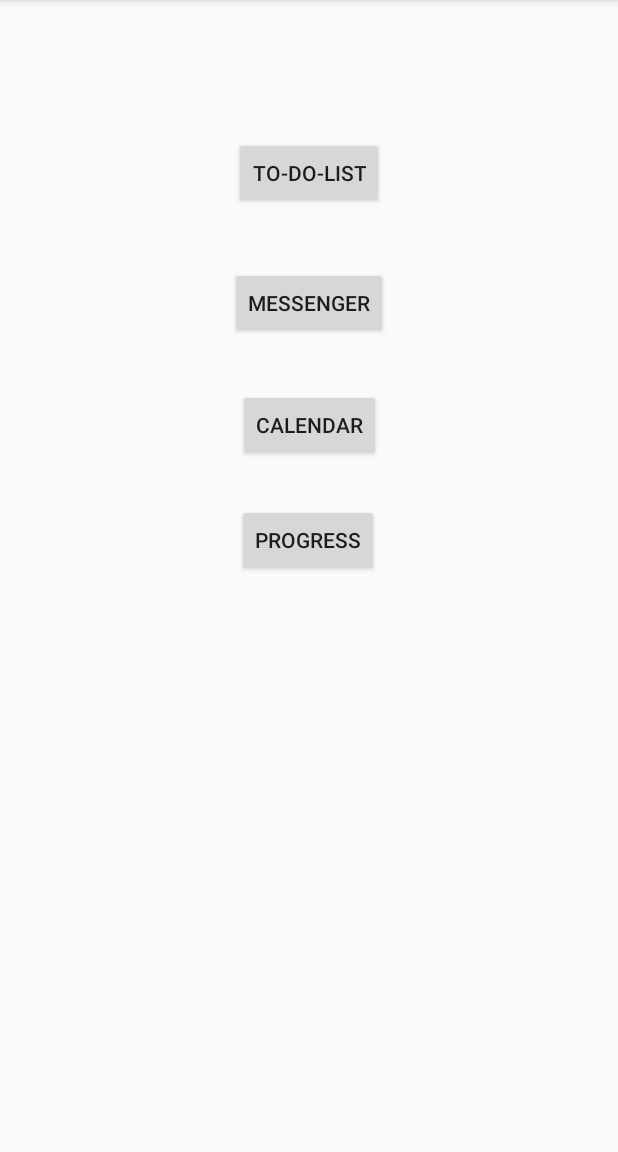
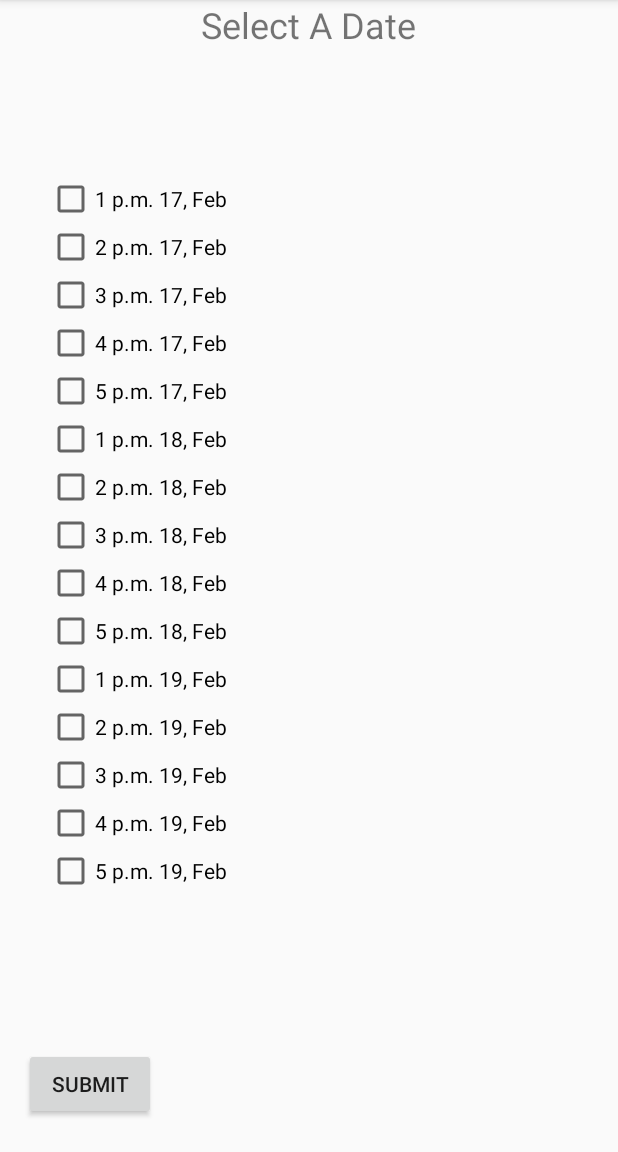
Before and after one commit to daltHub/Team_14_App_Project, an Android app: the screen it shows after launch (Homescreen before the commit, Voting after it), after a tap on "PROGRESS", on a phone screen of 412 x 824 dp, the part 84-1236 px from its top. Run offline under Robolectric (Android 15) with nearby library versions, the phone set to English and light mode, and no system bars.

Commit message:
Current version

```diff
--- a/ProjectManager/app/src/main/AndroidManifest.xml
+++ b/ProjectManager/app/src/main/AndroidManifest.xml
@@ -18,6 +18,7 @@
         </activity>
         <activity android:name=".ToDoList"></activity>
         <activity android:name=".Messenger"></activity>
+        <activity android:name=".Voting"></activity>
     </application>
 
 </manifest>
--- a/ProjectManager/app/src/main/java/com/example/projectmanager/Homescreen.java
+++ b/ProjectManager/app/src/main/java/com/example/projectmanager/Homescreen.java
@@ -37,7 +37,7 @@ public class Homescreen extends AppCompatActivity {
 
         progress.setOnClickListener(new View.OnClickListener() {
             public void onClick(View v) {
-                Intent prog = new Intent(v.getContext(), ProgressAct.class);
+                Intent prog = new Intent(v.getContext(), Voting.class);
                 startActivity(prog);
             }
         });
--- a/ProjectManager/app/src/main/java/com/example/projectmanager/ProgressAct.java
+++ b/ProjectManager/app/src/main/java/com/example/projectmanager/Voting.java
@@ -7,14 +7,14 @@ import android.os.Bundle;
 import android.view.View;
 import android.widget.Button;
 
-public class ProgressAct extends AppCompatActivity {
+public class Voting extends AppCompatActivity {
 
     private Button button;
 
     @Override
     protected void onCreate(Bundle savedInstanceState) {
         super.onCreate(savedInstanceState);
-        setContentView(R.layout.activity_progress);
+        setContentView(R.layout.activity_voting);
         button = (Button) findViewById(R.id.button);
 
         button.setOnClickListener((new View.OnClickListener() {
--- a/ProjectManager/app/src/main/res/layout/activity_progress.xml
+++ b/ProjectManager/app/src/main/res/layout/activity_voting.xml
@@ -4,7 +4,7 @@
     xmlns:tools="http://schemas.android.com/tools"
     android:layout_width="match_parent"
     android:layout_height="match_parent"
-    tools:context=".ProgressAct">
+    tools:context=".Voting">
 
     <LinearLayout
         android:layout_width="350dp"
```
